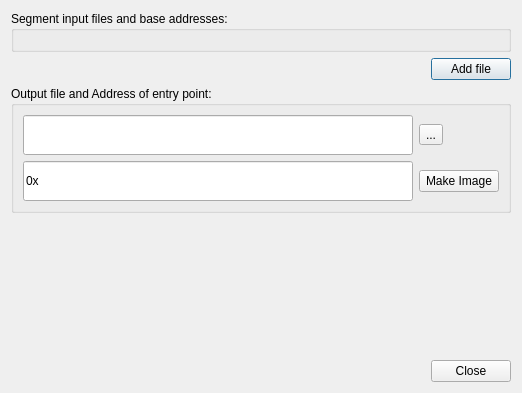
First picture: the form in makeimagedialog.ui, repository hassanibi/espflasher, before the edit.
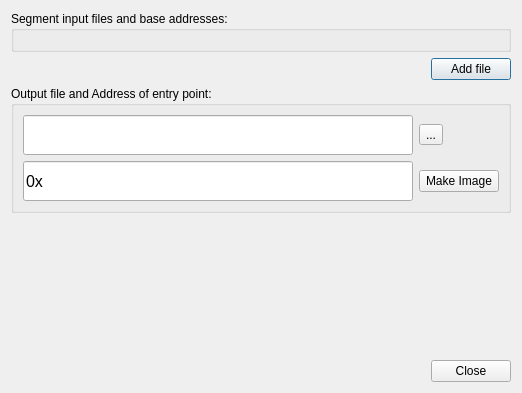
Second picture: the form after the edit. Icons and pictures are not drawn. Custom widgets are drawn as their Qt base class.

```diff
--- a/makeimagedialog.ui
+++ b/makeimagedialog.ui
@@ -118,6 +118,11 @@
             <height>40</height>
            </size>
           </property>
+          <property name="font">
+           <font>
+            <pointsize>12</pointsize>
+           </font>
+          </property>
           <property name="inputMask">
            <string>\0\xhhhhhhhh</string>
           </property>
```
Left out of the diff: 5 changed lines with no effect on the pictures.
